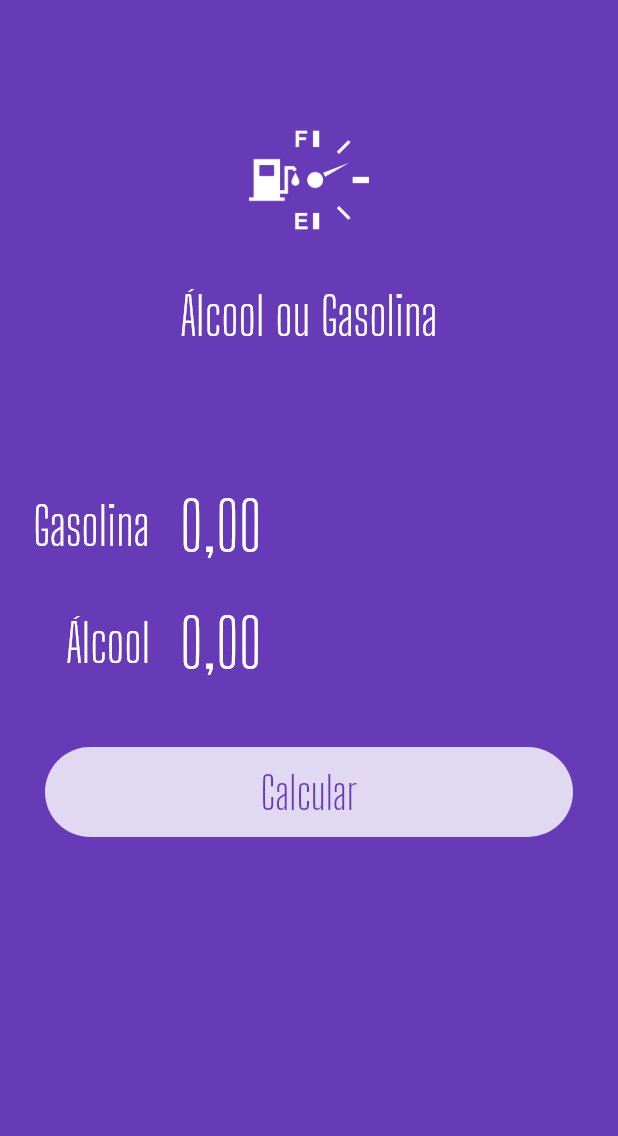
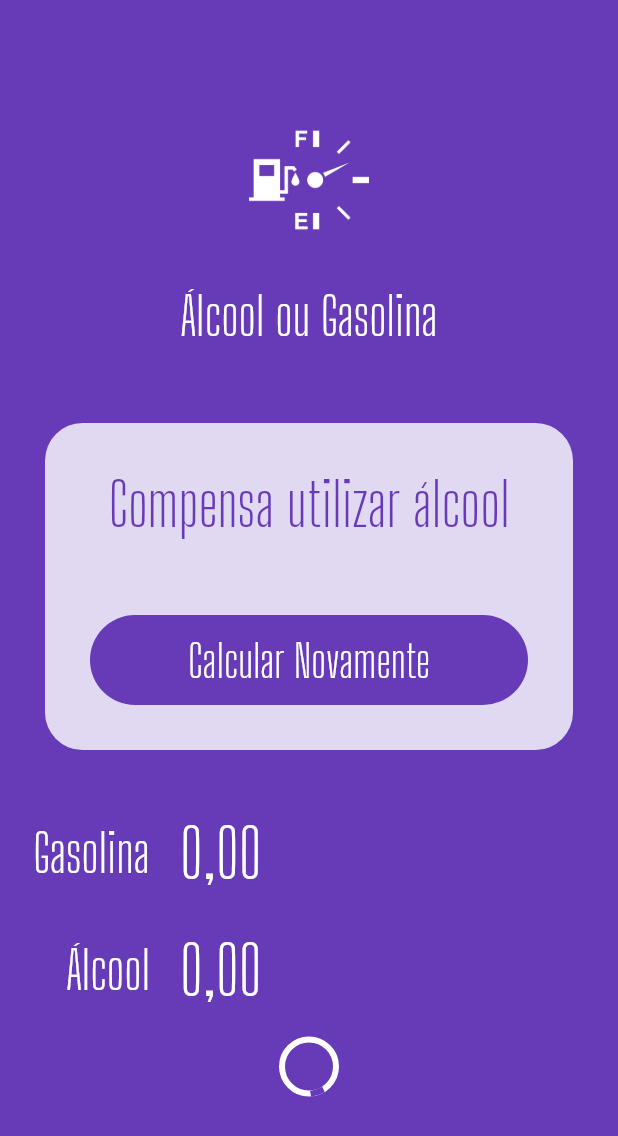
Before and after one commit to SamuelAlv3s/App-AlcoolOuGasolina, a Flutter app: the screen it shows after launch, on a phone screen of 412 x 824 dp. Shown: the top 1136 px of the screen. Run offline on Flutter 3.47's test engine with Material 2 defaults, Android fonts, the phone set to English and light mode, and no system bars; our stand-ins replace flutter_masked_text; missing offline and left inert: dart:ffi.

Commit message:
widget loading button

```diff
--- a/lib/main.dart
+++ b/lib/main.dart
@@ -1,4 +1,7 @@
+import 'dart:ffi';
+
 import 'package:alcool_gasolina/widgets/input.widget.dart';
+import 'package:alcool_gasolina/widgets/load-button.widget.dart';
 import 'package:alcool_gasolina/widgets/logo.widget.dart';
 import 'package:flutter/material.dart';
 import 'package:flutter_masked_text/flutter_masked_text.dart';
@@ -37,26 +40,32 @@ class HomePage extends StatelessWidget {
         Logo(),
         Container(
           margin: EdgeInsets.all(30),
+          decoration: BoxDecoration(
+              color: Colors.white.withOpacity(0.8),
+              borderRadius: BorderRadius.circular(25)),
+          child: Column(children: <Widget>[
+            SizedBox(
+              height: 30,
+            ),
+            Text('Compensa utilizar álcool',
+                textAlign: TextAlign.center,
+                style: TextStyle(
+                    color: Theme.of(context).primaryColor,
+                    fontSize: 40,
+                    fontFamily: 'Big Shoulders Display')),
+            SizedBox(
+              height: 20,
+            ),
+            LoadingButton(
+                busy: false,
+                invert: true,
+                func: () {},
+                text: 'Calcular Novamente')
+          ]),
         ),
         Input(label: 'Gasolina', ctrl: _gasCtrl),
         Input(label: 'Álcool', ctrl: _alcCtrl),
-        Container(
-          margin: const EdgeInsets.all(30),
-          height: 60,
-          decoration: BoxDecoration(
-              color: Colors.white.withOpacity(0.8),
-              borderRadius: BorderRadius.circular(50)),
-          child: TextButton(
-            child: Text(
-              'Calcular',
-              style: TextStyle(
-                  color: Theme.of(context).primaryColor,
-                  fontSize: 30,
-                  fontFamily: 'Big Shoulders Display'),
-            ),
-            onPressed: () {},
-          ),
-        )
+        LoadingButton(busy: true, invert: false, func: () {}, text: 'Calcular')
       ]),
     );
   }
--- /dev/null
+++ b/lib/widgets/load-button.widget.dart
@@ -0,0 +1,50 @@
+import 'package:flutter/src/widgets/container.dart';
+import 'package:flutter/src/widgets/framework.dart';
+
+import 'package:flutter/material.dart';
+
+class LoadingButton extends StatelessWidget {
+  final bool busy;
+  final bool invert;
+  final VoidCallback func;
+  final String text;
+
+  LoadingButton(
+      {super.key,
+      required this.busy,
+      required this.invert,
+      required this.func,
+      required this.text});
+
+  @override
+  Widget build(BuildContext context) {
+    return busy
+        ? Container(
+            alignment: Alignment.center,
+            height: 50,
+            child: CircularProgressIndicator(
+              backgroundColor:
+                  invert ? Theme.of(context).primaryColor : Colors.white,
+            ),
+          )
+        : Container(
+            margin: const EdgeInsets.all(30),
+            width: double.infinity,
+            height: 60,
+            decoration: BoxDecoration(
+                color: invert ? Theme.of(context).primaryColor : Colors.white,
+                borderRadius: BorderRadius.circular(50)),
+            child: TextButton(
+                onPressed: func,
+                child: Text(
+                  text,
+                  style: TextStyle(
+                      color: invert
+                          ? Colors.white
+                          : Theme.of(context).primaryColor,
+                      fontSize: 30,
+                      fontFamily: 'Big Shoulders Display'),
+                )),
+          );
+  }
+}
```
